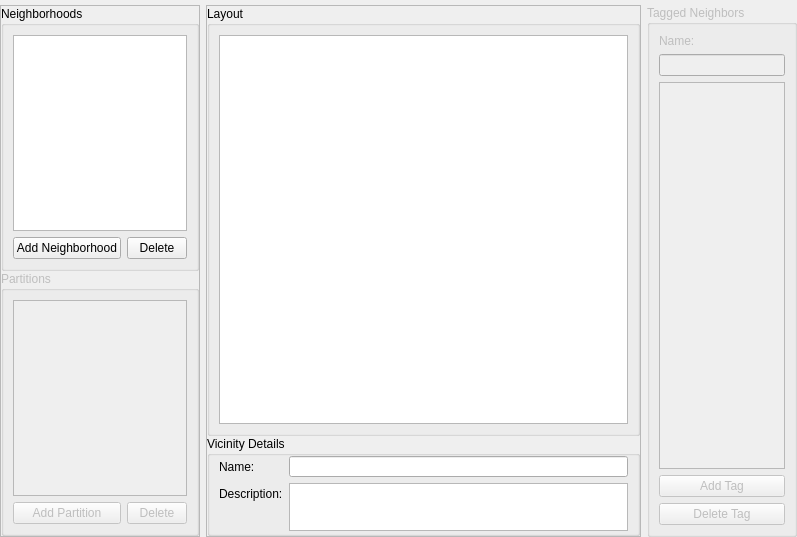
Before: the Qt Designer form src/ca_modeler/VicinityHandler/vicinity_handler_widget.ui in rff255/GenesisCA, drawn with Qt 5.
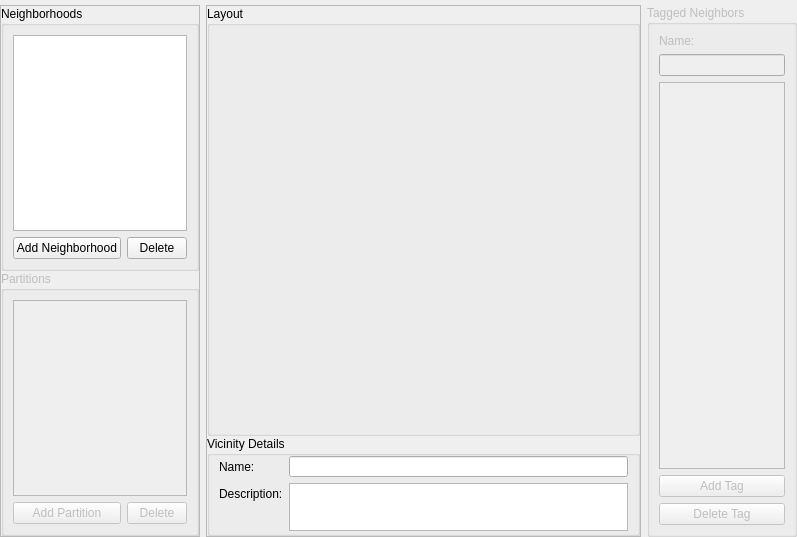
After: the same form once the commit is applied.

Patch:
```diff
--- a/src/ca_modeler/VicinityHandler/vicinity_handler_widget.ui
+++ b/src/ca_modeler/VicinityHandler/vicinity_handler_widget.ui
@@ -187,7 +187,7 @@
         </property>
         <layout class="QGridLayout" name="gridLayout_17">
          <item row="0" column="0">
-          <widget class="QGraphicsView" name="vicinity_layout"/>
+          <layout class="QGridLayout" name="grid_layout"/>
          </item>
         </layout>
        </widget>
```
Left out of the diff: 6 changed lines with no effect on the pictures.
